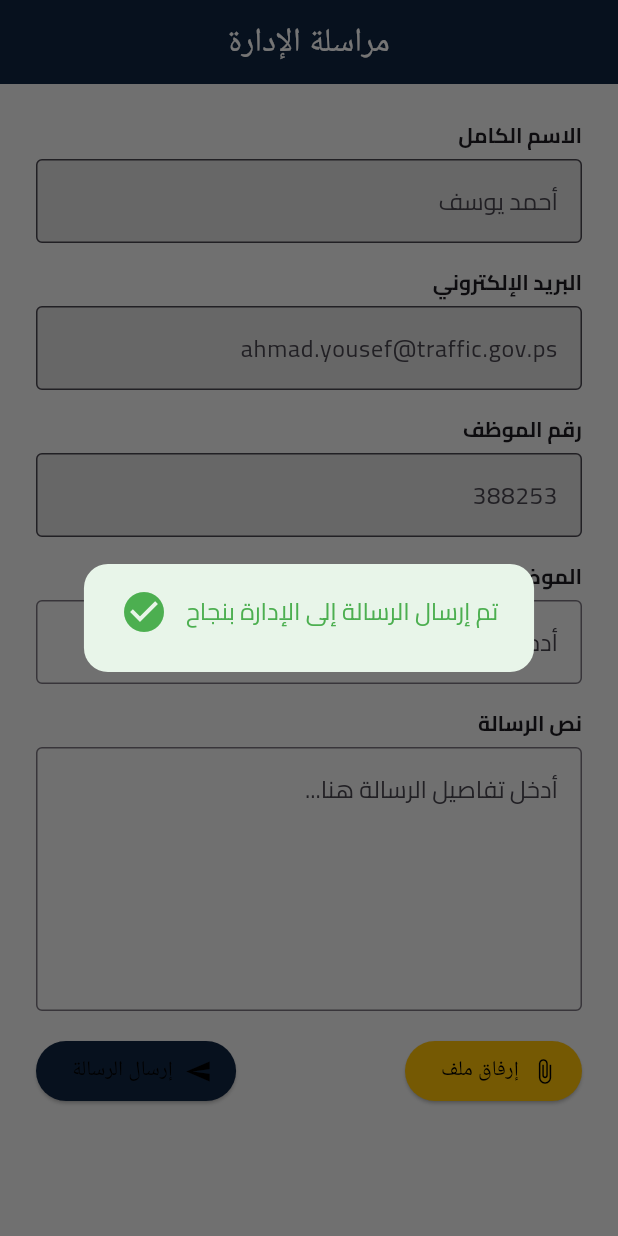
After one commit to osamadweikat/Traffic-Department-Frontend, a Flutter app: the ContactAdminScreen screen opened directly, after a tap on "إرسال الرسالة", on a phone screen of 412 x 824 dp. The commit adds this screen. Run offline on Flutter 3.47's test engine with Material 3 defaults, Android fonts, the phone set to English and light mode, and no system bars; our stand-ins replace data_table_2, easy_localization, file_picker, fl_chart, image_picker, lottie and 7 more; missing offline and left inert: universal_html; accounts and stored records are empty; project files that could hold a hidden picture were left out.

Commit message:
add contact admin screen

```diff
--- a/lib/screens/staff/dashboard/staff_dashboard_screen.dart
+++ b/lib/screens/staff/dashboard/staff_dashboard_screen.dart
@@ -6,6 +6,7 @@ import 'package:traffic_department/screens/staff/dashboard/dashboard_top_bar.dar
 import 'package:traffic_department/screens/staff/dashboard/dashboard_welcome_and_actions.dart';
 import 'package:traffic_department/screens/staff/drawer/staff_drawer.dart';
 import 'package:traffic_department/screens/staff/notifications/notifications_screen.dart';
+import 'package:traffic_department/screens/staff/tasks/contact_admin_screen.dart';
 import 'package:traffic_department/screens/staff/tasks/transactions/completed_transactions_screen.dart';
 import 'package:traffic_department/screens/staff/tasks/transactions/in_progress_transactions_screen.dart';
 import 'package:traffic_department/screens/staff/tasks/transactions/received_transactions_screen.dart';
@@ -75,7 +76,7 @@ class _StaffDashboardScreenState extends State<StaffDashboardScreen>
     );
   }
 
-  Widget _buildPageContent() {
+Widget _buildPageContent() {
   switch (currentPage) {
     case 'assigned':
       return const ReceivedTransactionsScreen();
@@ -126,9 +127,13 @@ class _StaffDashboardScreenState extends State<StaffDashboardScreen>
     case 'transfer':
       return const TransferredTransactionsScreen();
 
+    case 'contact':
+      return const ContactAdminScreen();
+
     default:
       return const Center(child: Text('الصفحة غير موجودة'));
   }
 }
 
+
 }
--- /dev/null
+++ b/lib/screens/staff/tasks/contact_admin_screen.dart
@@ -0,0 +1,177 @@
+import 'package:flutter/material.dart';
+import 'package:file_picker/file_picker.dart';
+
+class ContactAdminScreen extends StatefulWidget {
+  const ContactAdminScreen({super.key});
+
+  @override
+  State<ContactAdminScreen> createState() => _ContactAdminScreenState();
+}
+
+class _ContactAdminScreenState extends State<ContactAdminScreen> {
+  final TextEditingController subjectController = TextEditingController();
+  final TextEditingController messageController = TextEditingController();
+  PlatformFile? selectedFile;
+
+  void pickFile() async {
+    FilePickerResult? result = await FilePicker.platform.pickFiles();
+    if (result != null) {
+      setState(() {
+        selectedFile = result.files.first;
+      });
+    }
+  }
+
+  void sendMessage() {
+    showDialog(
+      context: context,
+      barrierDismissible: false,
+      builder:
+          (_) => AlertDialog(
+            backgroundColor: Colors.green.shade50,
+            shape: RoundedRectangleBorder(
+              borderRadius: BorderRadius.circular(16),
+            ),
+            content: Row(
+              children: const [
+                Icon(Icons.check_circle, color: Colors.green, size: 32),
+                SizedBox(width: 12),
+                Expanded(
+                  child: Text(
+                    'تم إرسال الرسالة إلى الإدارة بنجاح',
+                    style: TextStyle(color: Colors.green, fontSize: 16),
+                  ),
+                ),
+              ],
+            ),
+          ),
+    );
+
+    Future.delayed(const Duration(seconds: 3), () {
+      Navigator.of(context).pop();
+      setState(() {
+        subjectController.clear();
+        messageController.clear();
+        selectedFile = null;
+      });
+    });
+  }
+
+  @override
+  Widget build(BuildContext context) {
+    return Directionality(
+      textDirection: TextDirection.rtl,
+      child: Scaffold(
+        appBar: AppBar(
+          backgroundColor: const Color(0xFF102542),
+          centerTitle: true,
+          automaticallyImplyLeading: false,
+          title: const Text(
+            'مراسلة الإدارة',
+            style: TextStyle(color: Colors.white),
+          ),
+        ),
+        body: SingleChildScrollView(
+          padding: const EdgeInsets.all(24),
+          child: Column(
+            crossAxisAlignment: CrossAxisAlignment.start,
+            children: [
+              const Text(
+                'الاسم الكامل',
+                style: TextStyle(fontWeight: FontWeight.bold),
+              ),
+              const SizedBox(height: 6),
+              const TextField(
+                readOnly: true,
+                decoration: InputDecoration(
+                  hintText: 'أحمد يوسف',
+                  filled: true,
+                  fillColor: Color(0xFFE0E0E0),
+                  border: OutlineInputBorder(),
+                ),
+              ),
+              const SizedBox(height: 16),
+              const Text(
+                'البريد الإلكتروني',
+                style: TextStyle(fontWeight: FontWeight.bold),
+              ),
+              const SizedBox(height: 6),
+              const TextField(
+                readOnly: true,
+                decoration: InputDecoration(
+                  hintText: 'ahmad.yousef@traffic.gov.ps',
+                  filled: true,
+                  fillColor: Color(0xFFE0E0E0),
+                  border: OutlineInputBorder(),
+                ),
+              ),
+              const SizedBox(height: 16),
+              const Text(
+                'رقم الموظف',
+                style: TextStyle(fontWeight: FontWeight.bold),
+              ),
+              const SizedBox(height: 6),
+              const TextField(
+                readOnly: true,
+                decoration: InputDecoration(
+                  hintText: '388253',
+                  filled: true,
+                  fillColor: Color(0xFFE0E0E0),
+                  border: OutlineInputBorder(),
+                ),
+              ),
+              const SizedBox(height: 16),
+              const Text(
+                'الموضوع',
+                style: TextStyle(fontWeight: FontWeight.bold),
+              ),
+              const SizedBox(height: 6),
+              TextField(
+                controller: subjectController,
+                decoration: const InputDecoration(
+                  hintText: 'أدخل موضوع الرسالة',
+                  border: OutlineInputBorder(),
+                ),
+              ),
+              const SizedBox(height: 16),
+              const Text(
+                'نص الرسالة',
+                style: TextStyle(fontWeight: FontWeight.bold),
+              ),
+              const SizedBox(height: 6),
+              TextField(
+                controller: messageController,
+                maxLines: 6,
+                decoration: const InputDecoration(
+                  hintText: 'أدخل تفاصيل الرسالة هنا...',
+                  border: OutlineInputBorder(),
+                ),
+              ),
+              const SizedBox(height: 16),
+              Row(
+                children: [
+                  ElevatedButton.icon(
+                    onPressed: pickFile,
+                    icon: const Icon(Icons.attach_file),
+                    label: const Text('إرفاق ملف'),
+                  ),
+                  const SizedBox(width: 12),
+                  if (selectedFile != null) Text(selectedFile!.name),
+                  const Spacer(),
+                  ElevatedButton.icon(
+                    style: ElevatedButton.styleFrom(
+                      backgroundColor: const Color(0xFF102542),
+                    ),
+                    onPressed: sendMessage,
+                    icon: const Icon(Icons.send),
+                    label: const Text('إرسال الرسالة'),
+                  ),
+                ],
+              ),
+            ],
+          ),
+        ),
+      ),
+    );
+  }
+}
```
